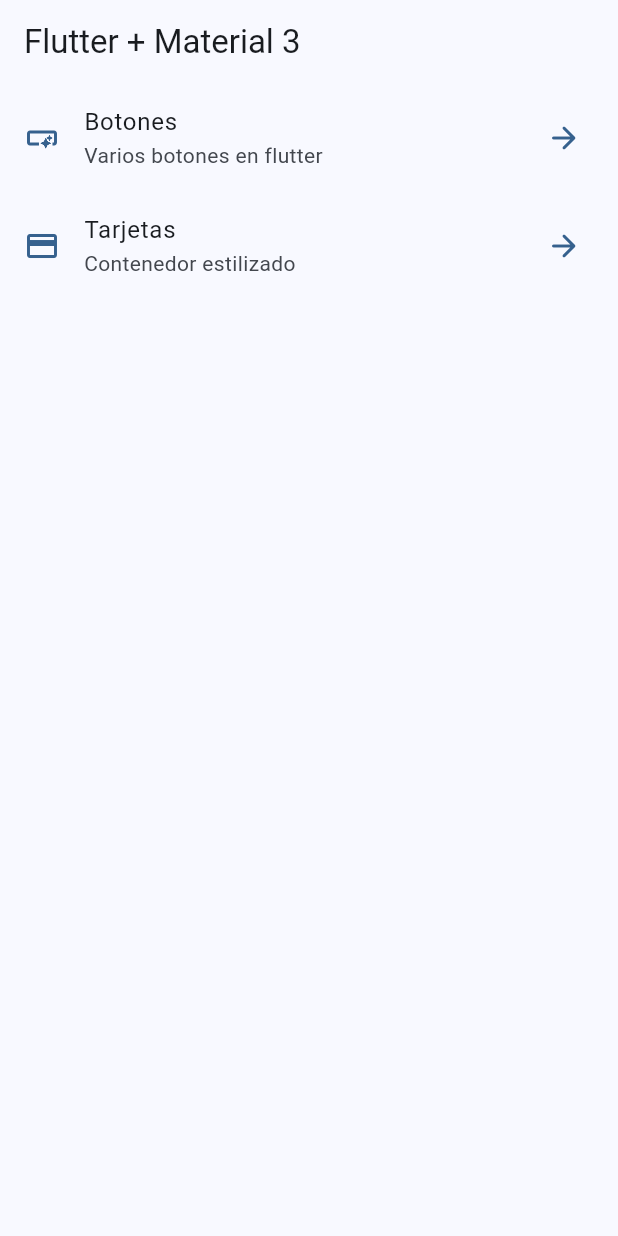
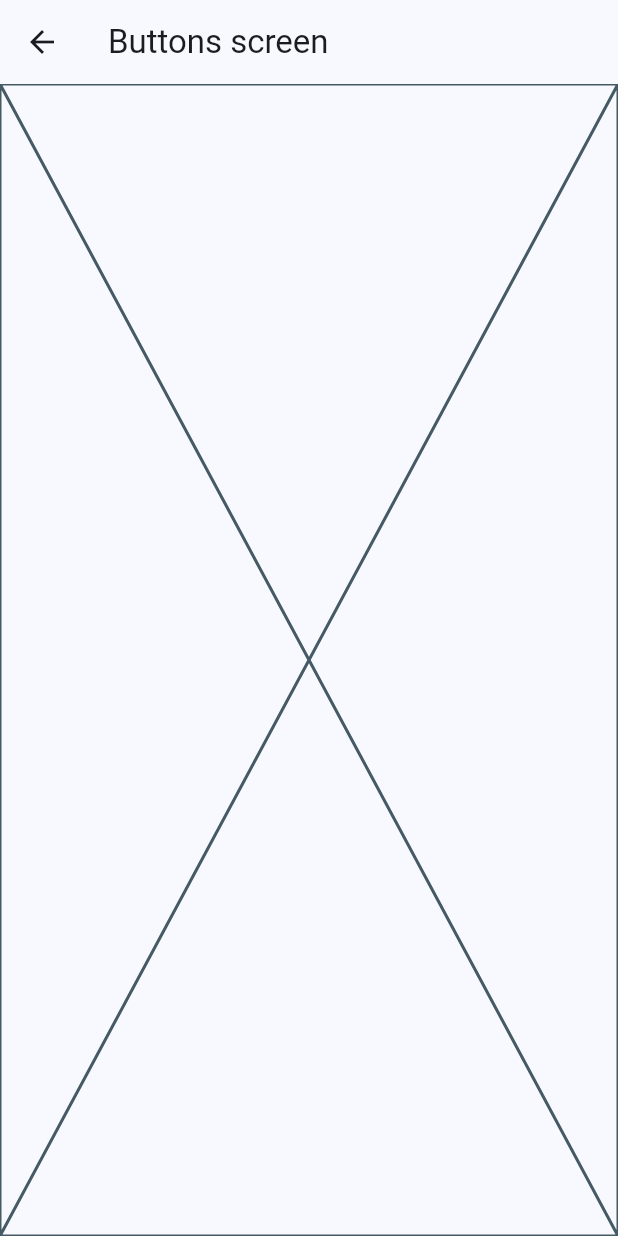
Before and after one commit to Pichichu/widgets-app, a Flutter app: the screen it shows after launch, after a tap on "Botones", on a phone screen of 412 x 824 dp. Run offline on Flutter 3.47's test engine with Material 3 defaults, Android fonts, the phone set to English and light mode, and no system bars.

```diff
--- a/lib/config/menu/menu_items.dart
+++ b/lib/config/menu/menu_items.dart
@@ -24,7 +24,7 @@ const appMenuItems = <MenuItem> [
   MenuItem(
     title: 'Tarjetas',
     subtitle: 'Contenedor estilizado',
-    link: '/cart',
+    link: '/cards',
     icon: Icons.credit_card,
   )
 ];
--- a/lib/main.dart
+++ b/lib/main.dart
@@ -1,5 +1,7 @@
 import 'package:flutter/material.dart';
 import 'package:widgets_app/config/theme/app_theme.dart';
+import 'package:widgets_app/presentation/screens/buttons/buttons_screen.dart';
+import 'package:widgets_app/presentation/screens/cards/cards_screen.dart';
 import 'package:widgets_app/presentation/screens/home/home_screen.dart';
 
 void main() {
@@ -17,6 +19,10 @@ class MainApp extends StatelessWidget {
       home: Scaffold(
         body: const HomeScreen()
       ),
+      routes: {
+        '/buttons' : (context) => const ButtonsScreen(),
+        '/cards' : (context) => const CardsScreen(),
+      },
     );
   }
 }
--- /dev/null
+++ b/lib/presentation/screens/buttons/buttons_screen.dart
@@ -0,0 +1,16 @@
+import 'package:flutter/material.dart';
+
+
+class ButtonsScreen extends StatelessWidget {
+  const ButtonsScreen({super.key});
+
+  @override
+  Widget build(BuildContext context) {
+    return Scaffold(
+      appBar: AppBar(
+        title: const Text('Buttons screen'),
+      ),
+      body: const Placeholder(),
+    );
+  }
+}
--- a/lib/presentation/screens/home/home_screen.dart
+++ b/lib/presentation/screens/home/home_screen.dart
@@ -21,7 +21,6 @@ class _HomeView extends StatelessWidget {
     return ListView.builder(
       itemCount: appMenuItems.length,
       itemBuilder: (context, index) {
-
         final menuItem = appMenuItems[index];
 
         return _CustomListTitle(menuItem: menuItem);
@@ -31,24 +30,21 @@ class _HomeView extends StatelessWidget {
 }
 
 class _CustomListTitle extends StatelessWidget {
-  const _CustomListTitle({
-    required this.menuItem,
-  });
+  const _CustomListTitle({required this.menuItem});
 
   final MenuItem menuItem;
 
   @override
   Widget build(BuildContext context) {
-
     final colors = Theme.of(context).colorScheme;
 
     return ListTile(
       title: Text(menuItem.title),
-      trailing: Icon(Icons.arrow_forward_rounded, color: colors.primary,),
+      trailing: Icon(Icons.arrow_forward_rounded, color: colors.primary),
       subtitle: Text(menuItem.subtitle),
       leading: Icon(menuItem.icon, color: colors.primary),
       onTap: () {
-        // TODO: navegar a otras pantallas
+        Navigator.pushNamed(context, menuItem.link);
       },
     );
   }
```
Also changed, not shown: lib/presentation/screens/cards/cards_screen.dart (added, +16 -0 lines).
